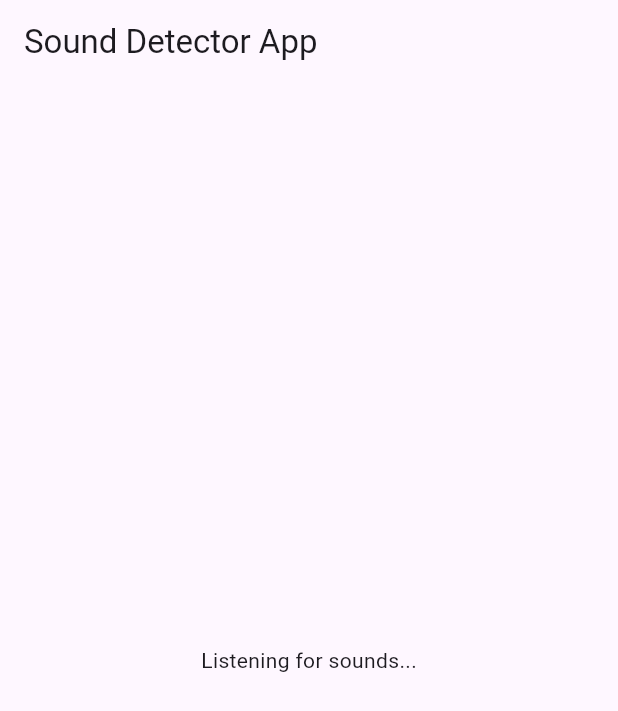
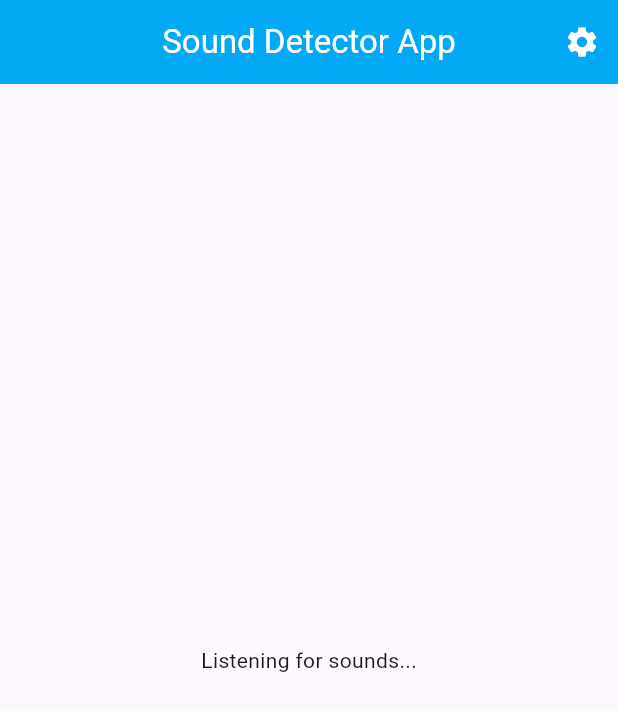
Before and after one commit to usama-sherazi/Sound_detection_app-Flutter-, a Flutter app: the screen it shows after launch, on a phone screen of 412 x 824 dp. Shown: the top 711 px of the screen. Run offline on Flutter 3.47's test engine with Material 3 defaults, Android fonts, the phone set to English and light mode, and no system bars.

Commit message:
added Appbar

```diff
--- a/lib/homepage.dart
+++ b/lib/homepage.dart
@@ -1,6 +1,5 @@
 import 'package:flutter/material.dart';
-import 'sound_detection.dart';
-import 'package:huawei_ml_language/huawei_ml_language.dart';
+
 class Homepage extends StatelessWidget{
   const Homepage({super.key});
 
@@ -14,7 +13,22 @@ class Homepage extends StatelessWidget{
       theme: ThemeData(
         primarySwatch: Colors.lightBlue
       ),
-      home: const SoundDetection(),
+      home: Scaffold(
+        appBar: AppBar(
+          title: const Text('Sound Detector App'),
+          backgroundColor: Colors.lightBlue,
+          foregroundColor: Colors.white,
+          centerTitle: true,
+          actions: [
+           IconButton(
+             onPressed: (){},
+               icon: const Icon(Icons.settings) ) ,
+]
+        ),
+        body: const Center(
+          child: Text('Listening for sounds...'),
+        ),
+      ),
     );
   }
 }
--- a/lib/sound_detection.dart
+++ /dev/null
@@ -1,48 +0,0 @@
-import 'package:flutter/material.dart';
-import 'package:huawei_ml_language/huawei_ml_language.dart';
-
-class SoundDetection extends StatefulWidget {
-  const SoundDetection({super.key});  // Use the correct constructor
-
-  @override
-  _SoundDetectionState createState() => _SoundDetectionState();
-}
-
-class _SoundDetectionState extends State<SoundDetection> {
-  late MLSoundDetector _detector;
-
-  @override
-  void initState() {
-    super.initState();
-    _detector = MLSoundDetector();
-    _detector.setSoundDetectListener(onDetection);
-    _detector.start();
-  }
-
-  void onDetection({int? result, int? errCode}) {
-    if (errCode != null) {
-      print('Error detected: $errCode');
-    } else if (result != null) {
-      print('Sound detected with result: $result');
-      // Handle the sound detection result
-    }
-  }
-
-  @override
-  void dispose() {
-    _detector.destroy();
-    super.dispose();
-  }
-
-  @override
-  Widget build(BuildContext context) {
-    return Scaffold(
-      appBar: AppBar(
-        title: const Text('Sound Detector App'),
-      ),
-      body: const Center(
-        child: Text('Listening for sounds...'),
-      ),
-    );
-  }
-}
```
